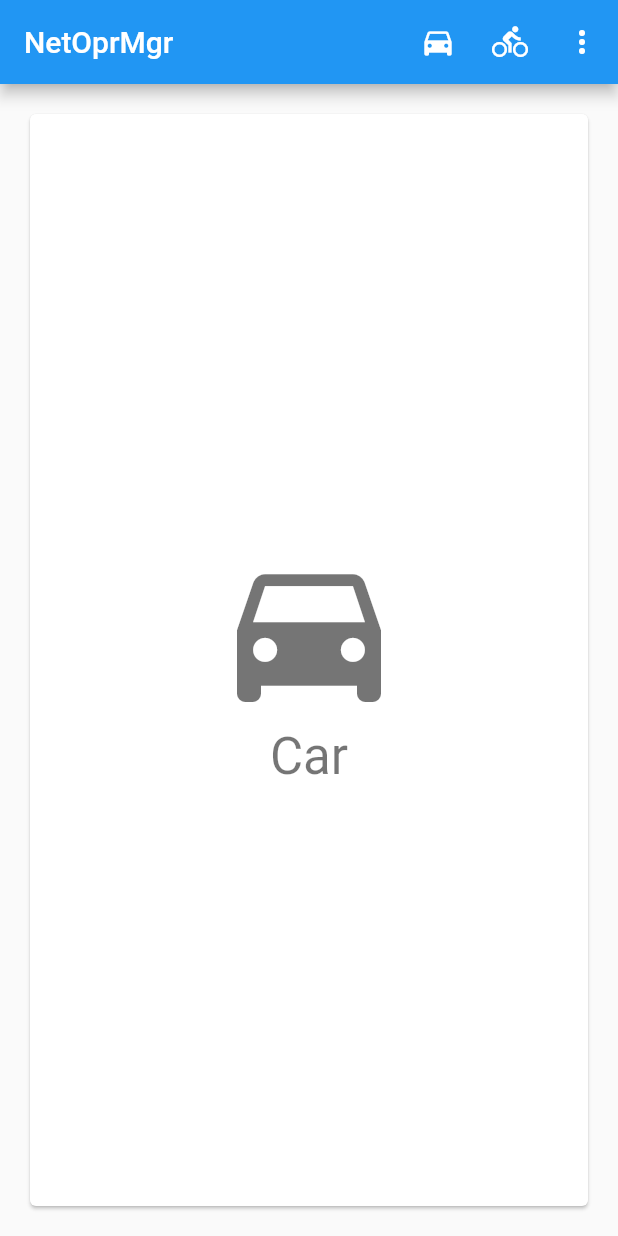
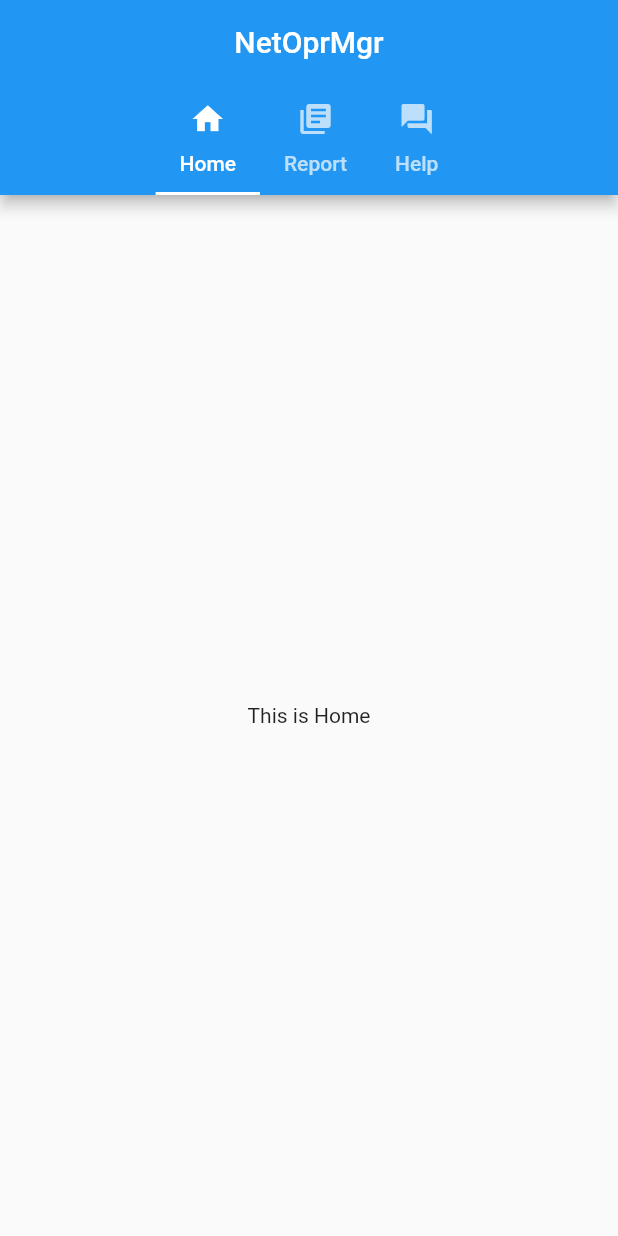
Before and after one commit to ludesdeveloper/netoprmgrui, a Flutter app: the screen it shows after launch, on a phone screen of 412 x 824 dp. Run offline on Flutter 3.47's test engine with Material 2 defaults, Android fonts, the phone set to English and light mode, and no system bars.

Commit message:
update design

```diff
--- a/lib/main.dart
+++ b/lib/main.dart
@@ -1,104 +1,34 @@
-// Copyright 2017 The Chromium Authors. All rights reserved.
-// Use of this source code is governed by a BSD-style license that can be
-// found in the LICENSE file.
+import 'package:flutter/material.dart';
+import 'package:netoprmgrui/help_tab.dart';
+import 'package:netoprmgrui/report_tab.dart';
 
-import 'package:flutter/material.dart';
-
-// This app is a stateful, it tracks the user's current choice.
-class BasicAppBarSample extends StatefulWidget {
-  @override
-  _BasicAppBarSampleState createState() => _BasicAppBarSampleState();
-}
-
-class _BasicAppBarSampleState extends State<BasicAppBarSample> {
-  Choice _selectedChoice = choices[0]; // The app's "state".
-
-  void _select(Choice choice) {
-    // Causes the app to rebuild with the new _selectedChoice.
-    setState(() {
-      _selectedChoice = choice;
-    });
-  }
-
+class MyApp extends StatelessWidget {
   @override
   Widget build(BuildContext context) {
     return MaterialApp(
       debugShowCheckedModeBanner: false,
-      home: Scaffold(
+      home: DefaultTabController(
+        length: 3,
+        child: Scaffold(
           appBar: AppBar(
-          title: const Text('NetOprMgr'),
-          actions: <Widget>[
-            // action button
-            IconButton(
-              icon: Icon(choices[0].icon),
-              onPressed: () {
-                _select(choices[0]);
-              },
+            title: Center(child: const Text('NetOprMgr')),
+            bottom: TabBar(isScrollable: true, tabs: <Widget>[
+              Tab(text: 'Home', icon: Icon(Icons.home)),
+              Tab(text: 'Report', icon: Icon(Icons.library_books)),
+              Tab(text: 'Help', icon: Icon(Icons.question_answer)),
+            ]),
           ),
-            // action button
-            IconButton(
-              icon: Icon(choices[1].icon),
-              onPressed: () {
-                _select(choices[1]);
-              },
+          body: TabBarView(
+            children: <Widget>[
+              Container(
+                child: Center(child: Text('This is Home')),
               ),
-            // overflow menu
-            PopupMenuButton<Choice>(
-              onSelected: _select,
-              itemBuilder: (BuildContext context) {
-                return choices.skip(2).map((Choice choice) {
-                  return PopupMenuItem<Choice>(
-                    value: choice,
-                    child: Text(choice.title),
-                  );
-                }).toList();
-              },
+              Container(child: ReportTab()),
+              Container(
+                child: HelpTab(),
               ),
             ],
           ),
-        body: Padding(
-          padding: const EdgeInsets.all(16.0),
-          child: ChoiceCard(choice: _selectedChoice),
-        ),
-      ),
-    );
-  }
-}
-
-class Choice {
-  const Choice({this.title, this.icon});
-
-  final String title;
-  final IconData icon;
-}
-
-const List<Choice> choices = const <Choice>[
-  const Choice(title: 'Car', icon: Icons.directions_car),
-  const Choice(title: 'Bicycle', icon: Icons.directions_bike),
-  const Choice(title: 'Boat', icon: Icons.directions_boat),
-  const Choice(title: 'Bus', icon: Icons.directions_bus),
-  const Choice(title: 'Train', icon: Icons.directions_railway),
-  const Choice(title: 'Walk', icon: Icons.directions_walk),
-];
-
-class ChoiceCard extends StatelessWidget {
-  const ChoiceCard({Key key, this.choice}) : super(key: key);
-
-  final Choice choice;
-
-  @override
-  Widget build(BuildContext context) {
-    final TextStyle textStyle = Theme.of(context).textTheme.headline4;
-    return Card(
-      color: Colors.white,
-      child: Center(
-        child: Column(
-          mainAxisSize: MainAxisSize.min,
-          crossAxisAlignment: CrossAxisAlignment.center,
-          children: <Widget>[
-            Icon(choice.icon, size: 128.0, color: textStyle.color),
-            Text(choice.title, style: textStyle),
-          ],
         ),
       ),
     );
@@ -106,5 +36,5 @@ class ChoiceCard extends StatelessWidget {
 }
 
 void main() {
-  runApp(BasicAppBarSample());
+  runApp(MyApp());
 }
```
Also changed, not shown: lib/help_tab.dart (added, +52 -0 lines), lib/report_tab.dart (added, +64 -0 lines), firebase.json (added), 3 other files. Lines whose indentation alone changed are shown as unchanged.
